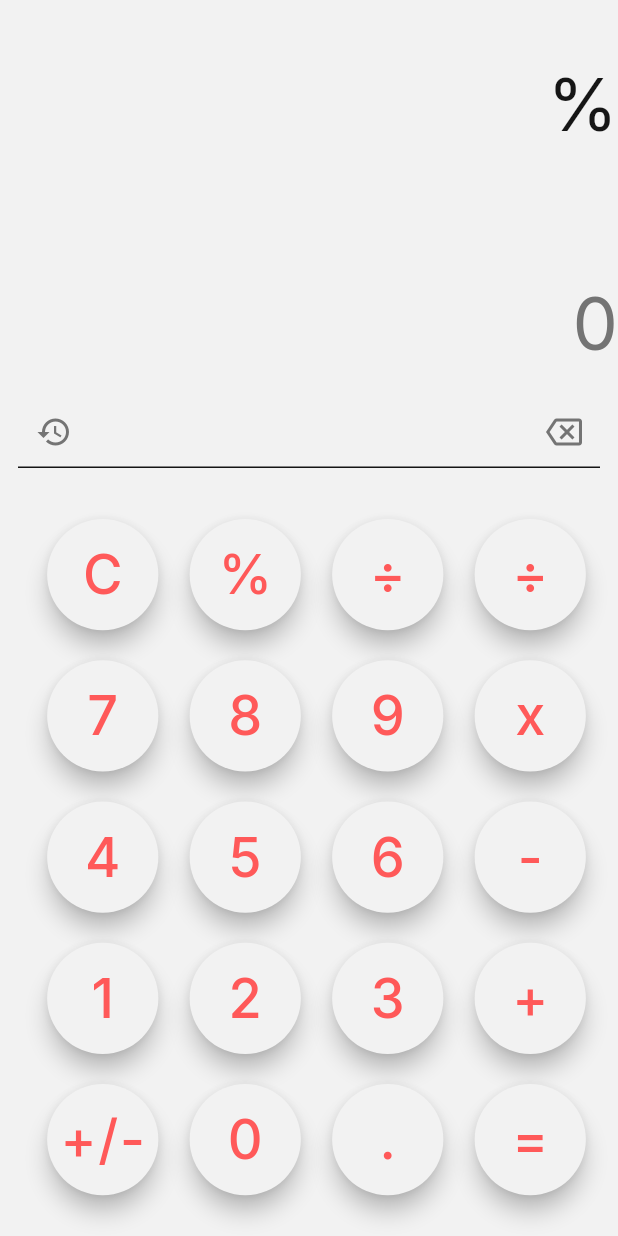
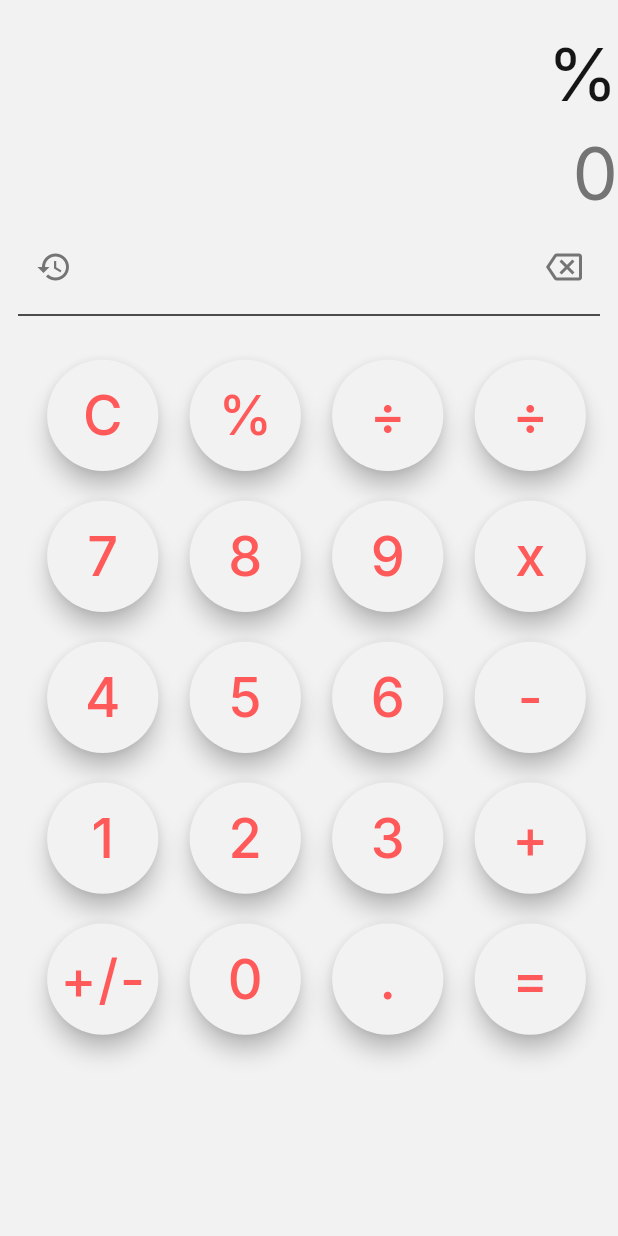
Before and after one commit to Fegartyx/Calculator, a Flutter app: the screen it shows after launch, after a tap on an icon or button, on a phone screen of 412 x 824 dp. Run offline on Flutter 3.47's test engine with Material 2 defaults, Android fonts, the phone set to English and light mode, and no system bars; our stand-ins replace google_fonts, math_expressions.

Commit message:
Fix Some Design

```diff
--- a/calculator/lib/base_app.dart
+++ b/calculator/lib/base_app.dart
@@ -19,6 +19,8 @@ class _BaseAppState extends State<BaseApp> {
         result = "0";
       } else if (text == "=") {
         expression = equation;
+        expression = expression.replaceAll('x', '*');
+        expression = expression.replaceAll('÷', '/');
         try {
           Parser p = Parser();
           Expression exp = p.parse(expression);
@@ -26,7 +28,8 @@ class _BaseAppState extends State<BaseApp> {
           ContextModel cm = ContextModel();
           result = '${exp.evaluate(EvaluationType.REAL, cm)}';
         } catch (e) {
-          result = "Error $e";
+          result = "Error";
+          debugPrint("Error $e");
         }
       } else {
         equation == '0' ? equation = text : equation = equation + text;
@@ -39,7 +42,7 @@ class _BaseAppState extends State<BaseApp> {
     var platformBrightness = MediaQuery.of(context).platformBrightness;
     Widget button(String text) {
       return Container(
-        margin: EdgeInsets.only(bottom: 20),
+        margin: EdgeInsets.all(MediaQuery.of(context).size.height * 0.012),
         height: MediaQuery.of(context).size.height * 0.09,
         child: FloatingActionButton(
           heroTag: null,
@@ -63,14 +66,14 @@ class _BaseAppState extends State<BaseApp> {
           crossAxisAlignment: CrossAxisAlignment.end,
           children: [
             Container(
-              padding: EdgeInsets.only(top: 40),
+              padding: EdgeInsets.only(top: 20),
               child: Text(
                 equation,
                 style: primaryTextStyle.copyWith(fontSize: 48),
               ),
             ),
             SizedBox(
-              height: 88,
+              height: 8,
             ),
             Container(
               child: Text(
@@ -79,7 +82,7 @@ class _BaseAppState extends State<BaseApp> {
               ),
             ),
             Padding(
-              padding: EdgeInsets.only(right: 12, left: 12, top: 20),
+              padding: EdgeInsets.only(right: 12, left: 12, top: 10),
               child: Row(
                 mainAxisAlignment: MainAxisAlignment.spaceBetween,
                 children: [
@@ -103,17 +106,12 @@ class _BaseAppState extends State<BaseApp> {
                 ],
               ),
             ),
-            Expanded(
-              child: Padding(
-                padding: const EdgeInsets.symmetric(horizontal: 12),
-                child: Divider(
-                  color: primaryTextColor,
-                  thickness: 1,
-                ),
+            Padding(
+              padding: const EdgeInsets.symmetric(horizontal: 12),
+              child: Divider(
+                color: primaryTextColor,
+                thickness: 1,
               ),
-            ),
-            SizedBox(
-              height: 12,
             ),
             Container(
               child: Row(
@@ -122,7 +120,7 @@ class _BaseAppState extends State<BaseApp> {
                   Container(
                     width: MediaQuery.of(context).size.width,
                     padding: EdgeInsets.only(
-                        left: 21, right: 11, top: 22, bottom: 43),
+                        left: 21, right: 11, bottom: 15, top: 12),
                     child: Table(
                       children: [
                         TableRow(
```
